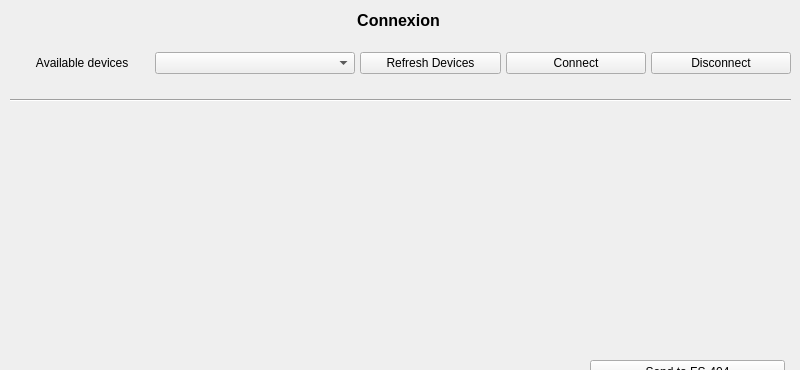
The window that 03_Computer Program/src/widget.ui (RomainDereu/Romagnetics_FS-404) describes before a commit, drawn with Qt 5; both pictures show x 0 to 800 and y 0 to 370 of the 800 by 697 pixel window.
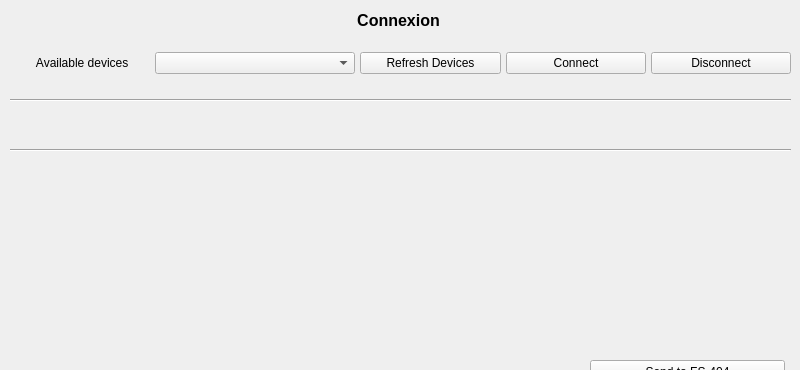
The same window after the commit. Custom widgets are drawn as their Qt base class.

Patch:
```diff
--- a/03_Computer Program/src/widget.ui
+++ b/03_Computer Program/src/widget.ui
@@ -181,7 +181,7 @@
    <property name="geometry">
     <rect>
      <x>10</x>
-     <y>150</y>
+     <y>160</y>
      <width>781</width>
      <height>41</height>
     </rect>
@@ -191,7 +191,7 @@
    <property name="geometry">
     <rect>
      <x>10</x>
-     <y>190</y>
+     <y>200</y>
      <width>781</width>
      <height>41</height>
     </rect>
@@ -201,7 +201,7 @@
    <property name="geometry">
     <rect>
      <x>10</x>
-     <y>230</y>
+     <y>240</y>
      <width>781</width>
      <height>41</height>
     </rect>
@@ -217,6 +217,19 @@
     </rect>
    </property>
   </widget>
+  <widget class="Line" name="line">
+   <property name="geometry">
+    <rect>
+     <x>10</x>
+     <y>140</y>
+     <width>781</width>
+     <height>20</height>
+    </rect>
+   </property>
+   <property name="orientation">
+    <enum>Qt::Orientation::Horizontal</enum>
+   </property>
+  </widget>
  </widget>
  <customwidgets>
   <customwidget>
```
